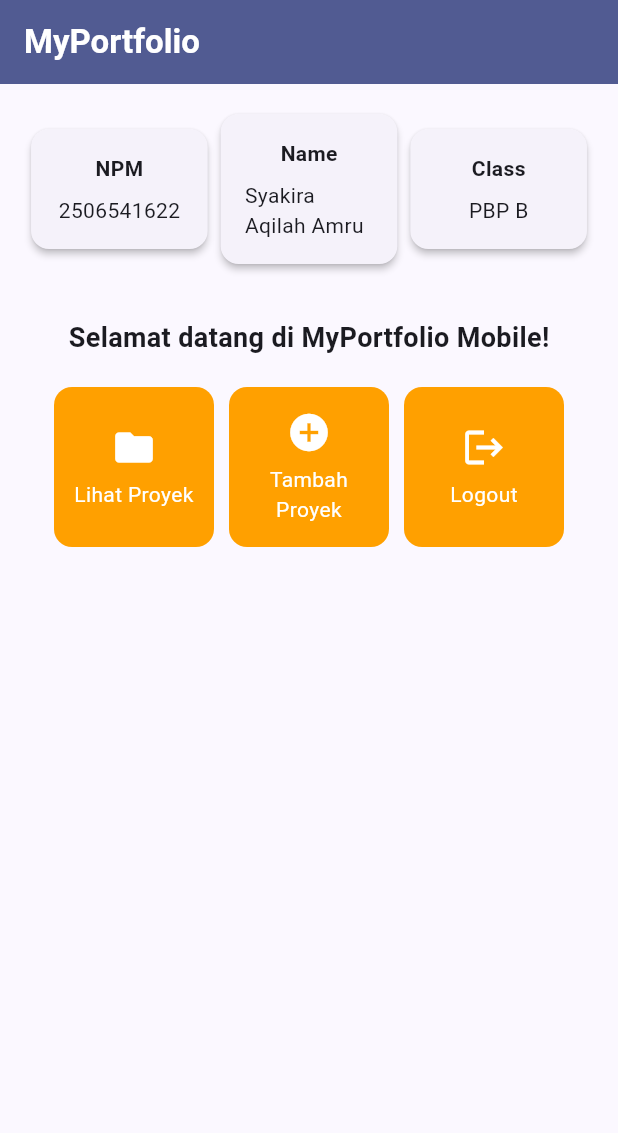
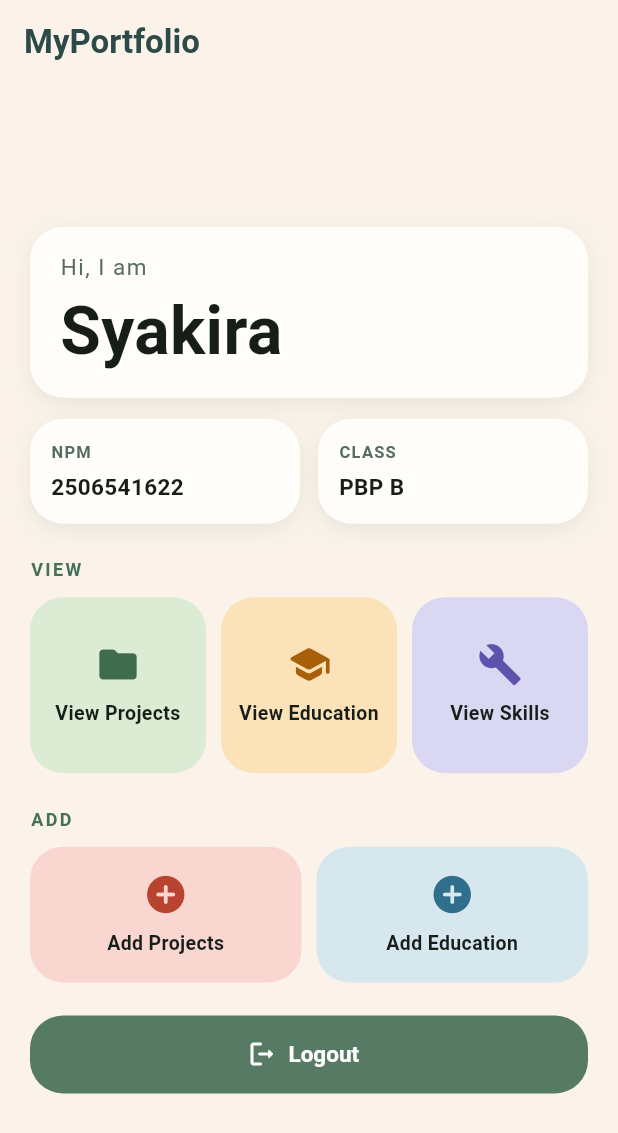
Before and after one commit to syakiraaqilah/myportofolio_mobile, a Flutter app: the screen it shows after launch, on a phone screen of 412 x 824 dp. Shown: the top 1133 px of the screen. Run offline on Flutter 3.47's test engine with Material 3 defaults, Android fonts, the phone set to English and light mode, and no system bars.

Commit message:
feat: refactor overall design and add more interactive buttons

```diff
--- a/lib/main.dart
+++ b/lib/main.dart
@@ -1,25 +1,17 @@
 import 'package:flutter/material.dart';
-import 'package:myportofolio_mobile/menu.dart';
+import 'menu.dart';
+import 'theme.dart';
 
-void main() {
-  runApp(const MyApp());
-}
+void main() => runApp(const MyApp());
 
 class MyApp extends StatelessWidget {
   const MyApp({super.key});
 
-  // This widget is the root of your application.
   @override
   Widget build(BuildContext context) {
     return MaterialApp(
       title: 'MyPortfolio',
-      theme: ThemeData(
-        colorScheme: ColorScheme.fromSeed(
-          seedColor: Colors.indigo,
-          secondary: Colors.amber[700],
-        ),
-        useMaterial3: true,
-      ),
+      theme: AppTheme.light,
       home: MyHomePage(),
     );
   }
--- a/lib/menu.dart
+++ b/lib/menu.dart
@@ -1,116 +1,152 @@
 import 'package:flutter/material.dart';
+import 'theme.dart';
+
+// Helper untuk ItemCard dan logout
+void showInfoSnack(BuildContext context, String message) {
+  ScaffoldMessenger.of(context)
+    ..hideCurrentSnackBar()
+    ..showSnackBar(SnackBar(content: Text(message)));
+}
 
 class MyHomePage extends StatelessWidget {
-  MyHomePage({super.key});
+  const MyHomePage({super.key});
 
   final String npm = "2506541622";
-  final String nama = "Syakira Aqilah Amru";
+  final String nama = "Syakira";
   final String kelas = "PBP B";
 
-  final List<ItemHomepage> items = [
-    ItemHomepage("Lihat Proyek", Icons.folder),
-    ItemHomepage("Tambah Proyek", Icons.add_circle),
-    ItemHomepage("Logout", Icons.logout),
+  final List<ItemHomepage> viewItems = const [
+    ItemHomepage(name: "View Projects", icon: Icons.folder_rounded,
+        bgColor: AppColors.mint, iconColor: AppColors.mintIcon),
+    ItemHomepage(name: "View Education", icon: Icons.school_rounded,
+        bgColor: AppColors.peach, iconColor: AppColors.peachIcon),
+    ItemHomepage(name: "View Skills", icon: Icons.build,
+        bgColor: AppColors.lilac, iconColor: AppColors.lilacIcon),
   ];
+
+  final List<ItemHomepage> addItems = const [
+    ItemHomepage(name: "Add Projects", icon: Icons.add_circle_rounded,
+        bgColor: AppColors.coral, iconColor: AppColors.coralIcon),
+    ItemHomepage(name: "Add Education", icon: Icons.add_circle_rounded,
+        bgColor: AppColors.sky, iconColor: AppColors.skyIcon),
+  ];
+
+  // Helper: membangun grid dari sebuah list
+  Widget _buildGrid(List<ItemHomepage> items,
+      {required int columns, required double ratio}) {
+    return GridView.count(
+      crossAxisCount: columns,
+      childAspectRatio: ratio,
+      crossAxisSpacing: 10,
+      mainAxisSpacing: 10,
+      shrinkWrap: true,
+      physics: const NeverScrollableScrollPhysics(),
+      children: items.map((item) => ItemCard(item)).toList(),
+    );
+  }
 
   @override
   Widget build(BuildContext context) {
-    // Scaffold menyediakan struktur visual dasar halaman (AppBar, Body, SnackBar).
     return Scaffold(
-      // AppBar menampilkan bar bagian atas halaman aplikasi.
-      appBar: AppBar(
-        title: const Text(
-          'MyPortfolio',
-          style: TextStyle(
-            color: Colors.white,
-            fontWeight: FontWeight.bold,
-          ),
-        ),
-        backgroundColor: Theme.of(context).colorScheme.primary,
-      ),
-      // Body halaman utama dengan padding di sekelilingnya.
-      body: Padding(
-        padding: const EdgeInsets.all(16.0),
+      appBar: AppBar(title: const Text('MyPortfolio')),
+      body: SafeArea(
+        child: Center(
+          child: ConstrainedBox(
+            constraints: const BoxConstraints(maxWidth: 480),
+            child: SingleChildScrollView(
+              padding: const EdgeInsets.all(20),
               child: Column(
-          crossAxisAlignment: CrossAxisAlignment.center,
+                crossAxisAlignment: CrossAxisAlignment.stretch,
                 children: [
-            // Baris horizontal untuk menampilkan 3 InfoCard secara sejajar.
+                  ProfileHeader(nama: nama),
+                  const SizedBox(height: 14),
                   Row(
-              mainAxisAlignment: MainAxisAlignment.spaceEvenly,
                     children: [
-                InfoCard(title: 'NPM', content: npm),
-                InfoCard(title: 'Name', content: nama),
-                InfoCard(title: 'Class', content: kelas),
+                      Expanded(child: InfoCard(title: 'NPM', content: npm)),
+                      const SizedBox(width: 12),
+                      Expanded(child: InfoCard(title: 'Class', content: kelas)),
                     ],
                   ),
-
-            const SizedBox(height: 16.0),
-
-            // Bagian tengah: pesan sambutan dan kisi tombol menu portofolio.
-            Center(
-              child: Column(
-                children: [
-                  const Padding(
-                    padding: EdgeInsets.only(top: 16.0),
-                    child: Text(
-                      'Selamat datang di MyPortfolio Mobile!',
-                      style: TextStyle(
-                        fontWeight: FontWeight.bold,
-                        fontSize: 18.0,
+                  const SizedBox(height: 22),
+                  const SectionLabel('View'),
+                  const SizedBox(height: 10),
+                  _buildGrid(viewItems, columns: 3, ratio: 1.0),
+                  const SizedBox(height: 22),
+                  const SectionLabel('Add'),
+                  const SizedBox(height: 10),
+                  _buildGrid(addItems, columns: 2, ratio: 2.0),
+                  const SizedBox(height: 22),
+                  const LogoutButton(),
+                ],
               ),
             ),
           ),
-
-                  // GridView menampilkan kartu tombol dalam tata letak kisi 3 kolom.
-                  GridView.count(
-                    primary: true,
-                    padding: const EdgeInsets.all(20),
-                    crossAxisSpacing: 10,
-                    mainAxisSpacing: 10,
-                    crossAxisCount: 3,
-                    // shrinkWrap agar ukuran kisi menyesuaikan tinggi konten anak.
-                    shrinkWrap: true,
-                    children: items.map((ItemHomepage item) {
-                      return ItemCard(item);
-                    }).toList(),
-                  ),
-                ],
-              ),
-            ),
-          ],
         ),
       ),
     );
   }
 }
 
+class ProfileHeader extends StatelessWidget {
+  final String nama;
+  const ProfileHeader({super.key, required this.nama});
+
+  @override
+  Widget build(BuildContext context) {
+    return Container(
+      padding: const EdgeInsets.symmetric(horizontal: 20, vertical: 16),
+      decoration: BoxDecoration(
+        color: AppColors.card,
+        borderRadius: BorderRadius.circular(22),
+        boxShadow: AppColors.softShadow,
+      ),
+      child: Row(
+        children: [
+          Expanded(
+            child: Column(
+              crossAxisAlignment: CrossAxisAlignment.start,
+              children: [
+                const Text('Hi, I am',
+                    style: TextStyle(fontSize: 15,
+                        letterSpacing: 1, color: AppColors.muted)),
+                const SizedBox(height: 10),
+                Text(nama,
+                    style: TextStyle(
+                        fontSize: 44, fontWeight: FontWeight.w700, height: 1.05)),
+                const SizedBox(height: 5),
+              ],
+            ),
+          ),
+        ],
+      ),
+    );
+  }
+}
+
 class InfoCard extends StatelessWidget {
-  // Kartu informasi yang menampilkan judul (title) dan isi (content).
   final String title;
   final String content;
-
   const InfoCard({super.key, required this.title, required this.content});
 
   @override
   Widget build(BuildContext context) {
-    return Card(
-      // Memberikan efek bayangan kartu elevasi 2 unit.
-      elevation: 2.0,
-      child: Container(
-        // Menyesuaikan lebar kartu dengan proporsi layar (dibagi 3.5).
-        width: MediaQuery.of(context).size.width / 3.5,
-        padding: const EdgeInsets.all(16.0),
-        // Menyusun teks title dan content secara vertikal.
+    return Container(
+      padding: const EdgeInsets.all(14),
+      decoration: BoxDecoration(
+        color: AppColors.card,
+        borderRadius: BorderRadius.circular(22),
+        boxShadow: AppColors.softShadow,
+      ),
       child: Column(
+        crossAxisAlignment: CrossAxisAlignment.start,
         children: [
-            Text(
-              title,
-              style: const TextStyle(fontWeight: FontWeight.bold),
-            ),
-            const SizedBox(height: 8.0),
-            Text(content),
+          Text(title.toUpperCase(),
+              style: const TextStyle(fontSize: 11, fontWeight: FontWeight.w600,
+                  letterSpacing: 0.8, color: AppColors.muted)),
+          const SizedBox(height: 5),
+          Text(content,
+              style: const TextStyle(fontSize: 15, fontWeight: FontWeight.w700)),
         ],
-        ),
       ),
     );
   }
@@ -119,53 +155,77 @@ class InfoCard extends StatelessWidget {
 class ItemHomepage {
   final String name;
   final IconData icon;
+  final Color bgColor;
+  final Color iconColor;
 
-  ItemHomepage(this.name, this.icon);
+  const ItemHomepage({
+    required this.name,
+    required this.icon,
+    required this.bgColor,
+    required this.iconColor,
+  });
 }
 
 class ItemCard extends StatelessWidget {
   final ItemHomepage item;
-
   const ItemCard(this.item, {super.key});
 
   @override
   Widget build(BuildContext context) {
     return Material(
-      // Menggunakan warna sekunder dari skema tema aplikasi.
-      color: Theme.of(context).colorScheme.secondary,
-      borderRadius: BorderRadius.circular(12),
+      color: item.bgColor,
+      borderRadius: BorderRadius.circular(22),
       child: InkWell(
-        // Aksi ketika kartu ditekan oleh pengguna.
-        onTap: () {
-          // Menampilkan SnackBar dengan pesan interaktif.
-          ScaffoldMessenger.of(context)
-            ..hideCurrentSnackBar()
-            ..showSnackBar(
-              SnackBar(content: Text("Kamu telah menekan tombol ${item.name}!"))
-            );
-        },
-        child: Container(
+        borderRadius: BorderRadius.circular(22), // supaya ripple ikut membulat
+        onTap: () => showInfoSnack(context, "You have pressed a button named ${item.name}!"),
+        child: Padding(
           padding: const EdgeInsets.all(8),
-          child: Center(
           child: Column(
             mainAxisAlignment: MainAxisAlignment.center,
             children: [
-                Icon(
-                  item.icon,
-                  color: Colors.white,
-                  size: 30.0,
-                ),
-                const Padding(padding: EdgeInsets.all(3)),
-                Text(
-                  item.name,
+              Icon(item.icon, color: item.iconColor, size: 30),
+              const SizedBox(height: 8),
+              Text(item.name,
                   textAlign: TextAlign.center,
-                  style: const TextStyle(color: Colors.white),
-                ),
+                  style: const TextStyle(fontSize: 13, fontWeight: FontWeight.w600)),
             ],
-            ),
           ),
         ),
       ),
     );
   }
 }
+
+class SectionLabel extends StatelessWidget {
+  final String text;
+  const SectionLabel(this.text, {super.key});
+
+  @override
+  Widget build(BuildContext context) {
+    return Text(text.toUpperCase(),
+        style: const TextStyle(fontSize: 12, fontWeight: FontWeight.w700,
+            letterSpacing: 1.6, color: AppColors.sectionLabel));
+  }
+}
+
+class LogoutButton extends StatelessWidget {
+  const LogoutButton({super.key});
+
+  @override
+  Widget build(BuildContext context) {
+    return SizedBox(
+      height: 52,
+      child: FilledButton.icon(
+        style: FilledButton.styleFrom(
+          backgroundColor: AppColors.sage,
+          foregroundColor: Colors.white,
+          shape: RoundedRectangleBorder(borderRadius: BorderRadius.circular(22)),
+          textStyle: const TextStyle(fontSize: 15, fontWeight: FontWeight.w700),
+        ),
+        onPressed: () => showInfoSnack(context, "You have pressed a logout button!"),
+        icon: const Icon(Icons.logout_rounded, size: 20),
+        label: const Text('Logout'),
+      ),
+    );
+  }
+}
--- /dev/null
+++ b/lib/test.dart
@@ -0,0 +1,43 @@
+
+import 'package:flutter/material.dart';
+
+class TryLayoutBuilder extends StatelessWidget {
+  const TryLayoutBuilder({super.key});
+
+  @override
+  Widget build(BuildContext context) {
+    return Scaffold(
+      appBar: AppBar(title: const Text('Coba responsive')),
+      body: LayoutBuilder(
+        builder: (context, constraints) {
+          if (constraints.maxWidth < 800) {
+            return Row(
+              mainAxisAlignment: MainAxisAlignment.center,
+              children: [
+                _box(Colors.red),
+                _box(Colors.yellow),
+              ],
+            );
+          } else {
+            return Column(
+              mainAxisAlignment: MainAxisAlignment.center,
+              children: [
+                _box(Colors.green),
+                _box(Colors.blue),
+              ],
+            );
+          }
+        },
+      ),
+    );
+  }
+
+  Widget _box(Color color) {
+    return Container(
+      width: 100,
+      height: 100,
+      color: color,
+      child: const Center(child: Text('Hello')),
+    );
+  }
+}
--- /dev/null
+++ b/lib/theme.dart
@@ -0,0 +1,37 @@
+import 'package:flutter/material.dart';
+
+class AppColors {
+  AppColors._();
+
+  static const cream = Color(0xFFFBF3EA);
+  static const card = Color(0xFFFFFDF9);
+  static const ink = Color(0xFF2C4A47);
+  static const muted = Color(0xFF566C64);
+  static const sage = Color(0xFF567A63);
+  static const sectionLabel = Color(0xFF44705A);
+  static const sun = Color(0xFFF9D98C);
+
+  static const mint = Color(0xFFDCEBD3),     mintIcon = Color(0xFF3F6B4E);
+  static const peach = Color(0xFFFBE2B8),    peachIcon = Color(0xFFA85F0A);
+  static const lilac = Color(0xFFDAD7F2),    lilacIcon = Color(0xFF5E52AC);
+  static const coral = Color(0xFFF9D6CF),    coralIcon = Color(0xFFB8432F);
+  static const sky = Color(0xFFD6E7EE),      skyIcon = Color(0xFF2F6F8C);
+
+  static const softShadow = [
+    BoxShadow(color: Color(0x1F567A63), blurRadius: 12, offset: Offset(0, 4)),
+  ];
+}
+
+class AppTheme {
+  static ThemeData get light => ThemeData(
+        useMaterial3: true,
+        colorScheme: ColorScheme.fromSeed(seedColor: AppColors.sage, surface: AppColors.cream),
+        scaffoldBackgroundColor: AppColors.cream,
+        appBarTheme: AppBarTheme(
+          backgroundColor: Colors.transparent,
+          scrolledUnderElevation: 0,
+          titleTextStyle: TextStyle(
+              fontSize: 22, fontWeight: FontWeight.w700, color: AppColors.ink),
+        ),
+      );
+}
```
Also changed, not shown: pubspec.lock, 3 other files. Lines whose indentation alone changed are shown as unchanged.
